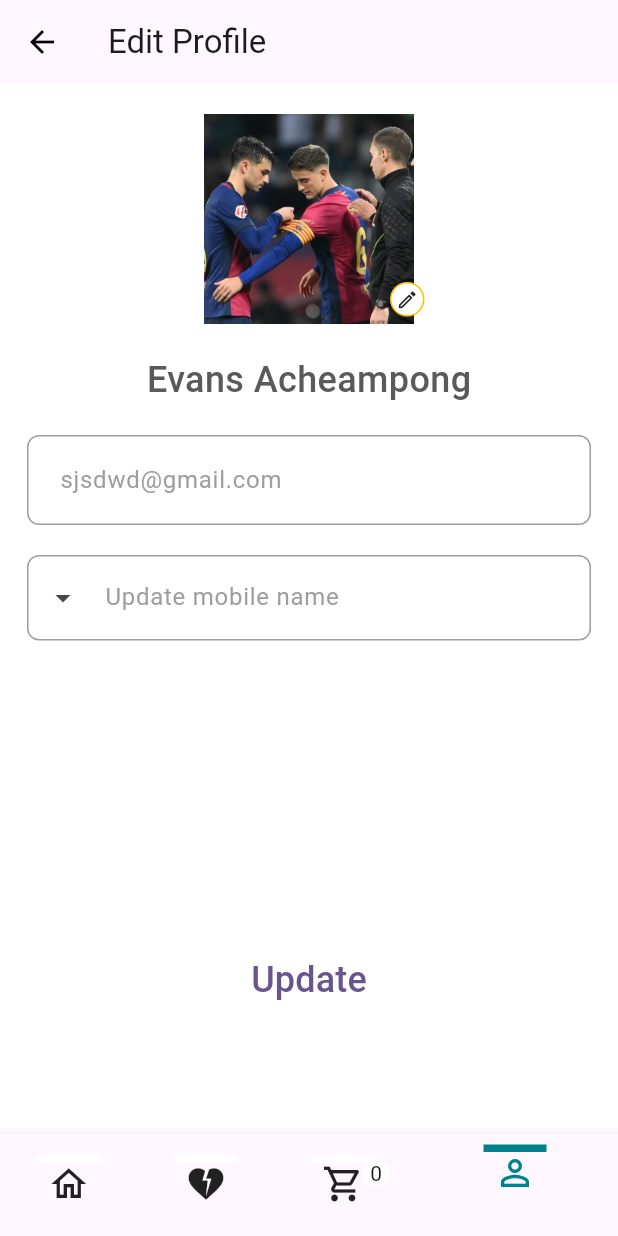
After one commit to samuel2l/MultiVendorPlatform-Mobile-Application, a Flutter app: the BottomNavBar screen opened by its route, item 4 of the bottom bar chosen, after a tap on the "edit" icon, after a tap on "Update", on a phone screen of 412 x 824 dp. The commit adds this screen. Run offline on Flutter 3.47's test engine with Material 3 defaults, Android fonts, the phone set to English and light mode, and no system bars; drawn by our look-alikes of badges; our stand-ins replace carousel_slider, country_picker, dotted_border, flutter_rating_bar, image_picker, shared_preferences; missing offline and left inert: cloudinary_public; accounts and stored records are empty; network calls fail.

Commit message:
add user profiles

```diff
--- a/lib/features/auth/services/auth_service.dart
+++ b/lib/features/auth/services/auth_service.dart
@@ -33,22 +33,40 @@ class AuthService {
           'Content-Type': 'application/json; charset=UTF-8',
         },
       );
+      print("INTIAL SIGN UP RESPONSE");
+      print(response.body);
+      http.Response currentUser = await http.get(
+        Uri.parse('$uri/'),
+        headers: <String, String>{
+          'Authorization': 'Bearer ${jsonDecode(response.body)["token"]}',
+          'Content-Type': 'application/json; charset=UTF-8',
+          'x-auth-token': jsonDecode(response.body)["token"]
+        },
+      );
+      print("FROM GET UCRRENT USER ON SIGN UP current user");
+      print(currentUser.body);
+      var userData = jsonDecode(currentUser.body);
+      // var userData = jsonDecode(currentUser.body);
+
       print("RESPONSE FROM API ${response.body}");
       httpErrorHandle(
           response: response,
           context: context,
           onSuccess: () async {
-            Provider.of<UserProvider>(context, listen: false).setUserFromModel(
-                User(
-                    email: email,
-                    phone: phone,
-                    role: role,
-                    cart: [],
-                    wishlist: [],
-                    orders: [],
-                    token: jsonDecode(response.body)["token"]));
             SharedPreferences prefs = await SharedPreferences.getInstance();
             prefs.setString('x-auth-token', jsonDecode(response.body)["token"]);
+
+            Provider.of<UserProvider>(context, listen: false)
+                .setUserFromModel(User.fromMap({
+              "email": userData["email"],
+              "phone": userData["phone"],
+              "role": userData["role"],
+              "cart": userData["cart"],
+              "wishlist": userData["wishlist"],
+              "orders": userData["cart"],
+              "token": jsonDecode(response.body)["token"],
+              "profile": userData["profile"],
+            }));
 
             Navigator.of(context).pushNamedAndRemoveUntil(
               BottomNavBar.routeName,
@@ -103,16 +121,16 @@ class AuthService {
               "cart": userData["cart"],
               "wishlist": userData["wishlist"],
               "orders": userData["cart"],
-              "token": jsonDecode(response.body)["token"]
+              "token": jsonDecode(response.body)["token"],
+              "profile": userData["profile"],
             }));
-            if (userData["role"]=='Buyer'){
+            if (userData["role"] == 'Buyer') {
               Navigator.pushNamedAndRemoveUntil(
                 context,
                 BottomNavBar.routeName,
                 (route) => false,
               );
-
-            }else{
+            } else {
               Navigator.pushNamedAndRemoveUntil(
                 context,
                 Seller.routeName,
@@ -155,6 +173,9 @@ class AuthService {
           "cart": userData["cart"],
           "wishlist": userData["wishlist"],
           "orders": userData["cart"],
+
+          "profile": userData["profile"],
+
         });
         Provider.of<UserProvider>(context, listen: false)
             .setUserFromModel(user);
--- a/lib/features/common/widgets/bottom_navbar.dart
+++ b/lib/features/common/widgets/bottom_navbar.dart
@@ -2,6 +2,7 @@ import 'package:multivendorplatformmobile/constants.dart';
 import 'package:multivendorplatformmobile/features/orders/screens/orders.dart';
 import 'package:multivendorplatformmobile/features/home/screens/home.dart';
 import 'package:multivendorplatformmobile/features/products/screens/cart.dart';
+import 'package:multivendorplatformmobile/features/profile/screens/profile.dart';
 import 'package:multivendorplatformmobile/features/wishlist/screens/wishlist.dart';
 import 'package:multivendorplatformmobile/providers/user_provider.dart';
 
@@ -23,9 +24,9 @@ class _BottomNavBarState extends State<BottomNavBar> {
 
   List<Widget> pages = [
     const Wishlist(),
-const Orders(),
-
+    const Orders(),
     const Cart(),
+    const Profile()
   ];
 
   void updatePage(int page) {
@@ -76,7 +77,7 @@ const Orders(),
                 ),
               ),
               child: const Icon(
-                Icons.person_outline_outlined,
+                Icons.heart_broken,
               ),
             ),
             label: '',
@@ -103,6 +104,24 @@ const Orders(),
             ),
             label: '',
           ),
+                    BottomNavigationBarItem(
+            icon: Container(
+              width: bottomNavBarWidth,
+              decoration: BoxDecoration(
+                border: Border(
+                  top: BorderSide(
+                    color: _page == 3 ? selectedNavBarColor : backgroundColor,
+                    width: bottomNavBarBorderWidth,
+                  ),
+                ),
+              ),
+              child: const Icon(
+                Icons.person_outline_outlined,
+              ),
+            ),
+            label: '',
+          ),
+
         ],
       ),
     );
--- a/lib/features/common/widgets/splash.dart
+++ b/lib/features/common/widgets/splash.dart
@@ -55,7 +55,7 @@ class _SplashState extends State<Splash> {
           context,MaterialPageRoute(
 
           builder: (context) {
-            return Center(child: Text("You are not a suitable user of this app"));
+            return const Center(child: Text("You are not a suitable user of this app"));
           },
         ),
 
--- a/lib/features/models/user.dart
+++ b/lib/features/models/user.dart
@@ -1,6 +1,7 @@
 // ignore_for_file: public_member_api_docs, sort_constructors_first
 import 'dart:convert';
 import 'package:multivendorplatformmobile/features/models/cart_item.dart';
+import 'package:multivendorplatformmobile/features/models/profile.dart';
 
 class User {
   final String email;
@@ -11,6 +12,7 @@ class User {
   final List<CartItem> cart;
   final List<CartItem> wishlist;
   final List<CartItem> orders;
+  final Profile profile;
   User({
     required this.email,
     required this.phone,
@@ -19,6 +21,7 @@ class User {
     required this.wishlist,
     required this.orders,
     required this.token,
+    required this.profile,
   });
 
   User copyWith({
@@ -30,6 +33,7 @@ class User {
     List<CartItem>? wishlist,
     List<CartItem>? orders,
     String? token,
+    Profile? profile
   }) {
     return User(
       email: email ?? this.email,
@@ -39,6 +43,7 @@ class User {
       wishlist: wishlist ?? this.wishlist,
       orders: orders ?? this.orders,
       token: token ?? this.token,
+      profile: profile?? this.profile
     );
   }
 
@@ -51,6 +56,7 @@ class User {
       'wishlist': wishlist,
       'orders': orders,
       'token': token,
+      'profile':profile.toMap()
     };
   }
 
@@ -69,6 +75,7 @@ class User {
           .map((item) => CartItem.fromMap(item as Map<String, dynamic>))
           .toList(),
       token: map['token'],
+      profile: Profile.fromMap(map['profile'] as Map<String,dynamic>)
     );
   }
 
--- a/lib/features/account/screens/account.dart
+++ b/lib/features/profile/screens/account.dart
@@ -106,7 +106,7 @@
 //   }
 // }
 import 'package:multivendorplatformmobile/constants.dart';
-import 'package:multivendorplatformmobile/features/account/widgets/account_btn.dart';
+import 'package:multivendorplatformmobile/features/profile/widgets/account_btn.dart';
 import 'package:multivendorplatformmobile/features/orders/screens/orders.dart';
 import 'package:multivendorplatformmobile/providers/user_provider.dart';
 import 'package:flutter/material.dart';
--- /dev/null
+++ b/lib/features/profile/screens/profile.dart
@@ -0,0 +1,229 @@
+import 'dart:io';
+
+import 'package:country_picker/country_picker.dart';
+import 'package:flutter/material.dart';
+import 'package:image_picker/image_picker.dart';
+import 'package:multivendorplatformmobile/features/profile/services/profile_service.dart';
+
+class Profile extends StatefulWidget {
+  const Profile({super.key});
+  static const String routeName = '/edit-profile';
+
+  @override
+  State<Profile> createState() => _ProfileState();
+}
+
+class _ProfileState extends State<Profile> {
+  File? selectedImage;
+  ProfileService profileService = ProfileService();
+  @override
+  void initState() {
+    profileService.updateProfile(
+        name: 'untouched name',
+        gender: 'untouched gender',
+        street: 'untouched street',
+        postalCode: 'untouched postalCode',
+        city: 'untouched city',
+        country: 'untouched country',
+        context: context);
+    super.initState();
+  }
+
+  void pickImages() async {
+    final ImagePicker picker = ImagePicker();
+    XFile? pickedFile = await picker.pickImage(source: ImageSource.gallery);
+    if (pickedFile != null) {
+      setState(() {
+        selectedImage = File(pickedFile.path);
+      });
+    }
+  }
+
+  final nameController = TextEditingController();
+  final streetController = TextEditingController();
+  final postalCodeController = TextEditingController();
+  final cityController = TextEditingController();
+  final countryController = TextEditingController();
+  final genderController = TextEditingController();
+
+  String countryFlag = '';
+  String countryCode = '';
+  bool isSelected = true;
+  @override
+  void dispose() {
+    nameController.dispose();
+    super.dispose();
+  }
+
+  void selectCountry() {
+    showCountryPicker(
+      context: context,
+      showPhoneCode:
+          true, // optional. Shows phone code before the country name.
+      onSelect: (Country country) {
+        setState(() {
+          countryFlag = country.flagEmoji;
+          countryCode = country.phoneCode;
+        });
+      },
+    );
+  }
+
+  @override
+  Widget build(BuildContext context) {
+    return Scaffold(
+      appBar: AppBar(
+        title: const Text('Edit Profile'),
+      ),
+      body: Column(
+        mainAxisAlignment: MainAxisAlignment.spaceBetween,
+        children: [
+          Column(
+            children: [
+              const SizedBox(
+                height: 20,
+              ),
+              Stack(
+                children: [
+                  Center(
+                    child: CircleAvatar(
+                      radius: 70,
+                      // ClipOval ensures the image fits the CircleAvatar
+                      child: selectedImage != null
+                          ? ClipOval(
+                              child: Image.file(
+                                selectedImage!,
+                                fit: BoxFit.cover,
+                                width: 140,
+                                height: 140,
+                              ),
+                            )
+                          : Image.asset(
+                              'assets/images/pp.jpeg',
+                              fit: BoxFit.cover,
+                              width: 140,
+                              height: 140,
+                            ),
+                    ),
+                  ),
+                  Positioned(
+                    bottom: 5,
+                    left: 260,
+                    child: GestureDetector(
+                      onTap: pickImages,
+                      child: Container(
+                        padding: const EdgeInsets.all(3),
+                        decoration: BoxDecoration(
+                          color: Colors.white,
+                          shape: BoxShape.circle,
+                          border: Border.all(color: const Color(0XFFFEC400)),
+                        ),
+                        child: const Icon(
+                          Icons.edit_outlined,
+                          size: 15,
+                        ),
+                      ),
+                    ),
+                  ),
+                ],
+              ),
+              const SizedBox(
+                height: 20,
+              ),
+              const Text(
+                'Evans Acheampong',
+                style: TextStyle(
+                    fontSize: 24,
+                    color: Color(0XFF5A5A5A),
+                    fontWeight: FontWeight.w500),
+              ),
+              const SizedBox(
+                height: 10,
+              ),
+              const Padding(
+                padding: EdgeInsets.symmetric(horizontal: 18, vertical: 10),
+                child: TextField(
+                  decoration: InputDecoration(
+                    hintText: 'sjsdwd@gmail.com',
+                    hintStyle: TextStyle(color: Colors.grey),
+                    contentPadding: EdgeInsets.all(18),
+                    border: OutlineInputBorder(
+                      borderRadius: BorderRadius.all(Radius.circular(8)),
+                    ),
+                    enabledBorder: OutlineInputBorder(
+                      borderRadius: BorderRadius.all(Radius.circular(8)),
+                      borderSide: BorderSide(
+                        color: Colors.grey,
+                      ),
+                    ),
+                    focusedBorder: OutlineInputBorder(
+                      borderRadius: BorderRadius.all(Radius.circular(8)),
+                      borderSide: BorderSide(
+                        color: Colors.yellow,
+                      ),
+                    ),
+                  ),
+                ),
+              ),
+              Padding(
+                padding:
+                    const EdgeInsets.symmetric(horizontal: 18, vertical: 10),
+                child: TextField(
+                  keyboardType: TextInputType.name,
+                  decoration: InputDecoration(
+                    hintText: 'Update mobile name',
+                    hintStyle: const TextStyle(color: Colors.grey),
+                    prefixIcon: Padding(
+                      padding: const EdgeInsets.only(left: 12.0, right: 12),
+                      child: Row(
+                        mainAxisSize: MainAxisSize.min,
+                        children: [
+                          Text(
+                            countryFlag,
+                            style: const TextStyle(fontSize: 40),
+                          ),
+                          GestureDetector(
+                            onTap: selectCountry,
+                            child: const Icon(Icons.arrow_drop_down),
+                          ),
+                          Text(
+                            countryCode == '' ? '' : '+$countryCode',
+                            style: const TextStyle(
+                              fontSize: 22,
+                            ),
+                          ),
+                        ],
+                      ),
+                    ),
+                    enabledBorder: OutlineInputBorder(
+                      borderRadius: BorderRadius.all(Radius.circular(8)),
+                      borderSide: BorderSide(
+                        color: Colors.grey,
+                      ),
+                    ),
+                    focusedBorder: OutlineInputBorder(
+                      borderRadius: BorderRadius.all(Radius.circular(8)),
+                      borderSide: BorderSide(
+                        color: Colors.yellow,
+                      ),
+                    ),
+                  ),
+                ),
+              ),
+            ],
+          ),
+          Container(
+            margin: const EdgeInsets.only(bottom: 60),
+            padding: const EdgeInsets.all(18.0),
+            child: TextButton(
+                onPressed: () {},
+                child: const Text(
+                  'Update',
+                  style: TextStyle(fontSize: 24),
+                )),
+          )
+        ],
+      ),
+    );
+  }
+}
--- /dev/null
+++ b/lib/features/profile/services/profile_service.dart
@@ -0,0 +1,69 @@
+// ignore_for_file: use_build_context_synchronously, avoid_print
+
+import 'dart:convert';
+
+import 'package:flutter/material.dart';
+import 'package:http/http.dart' as http;
+import 'package:multivendorplatformmobile/constants.dart';
+import 'package:multivendorplatformmobile/features/common/widgets/bottom_navbar.dart';
+import 'package:multivendorplatformmobile/features/models/profile.dart';
+import 'package:multivendorplatformmobile/features/models/user.dart';
+import 'package:multivendorplatformmobile/providers/user_provider.dart';
+import 'package:multivendorplatformmobile/utils.dart';
+import 'package:provider/provider.dart';
+import 'package:shared_preferences/shared_preferences.dart';
+
+class ProfileService {
+  void updateProfile(
+      {required String name,
+      required String gender,
+      required String street,
+      //   name,gender,street, postalCode, city, country
+      required String postalCode,
+      required String city,
+      required String country,
+      required BuildContext context}) async {
+    User user = Provider.of<UserProvider>(context, listen: false).user;
+    String token = user.token;
+    try {
+      http.Response response = await http.put(
+        Uri.parse('$uri/profile'),
+        body: jsonEncode({
+          "name": name,
+          "gender": gender,
+          "street": street,
+          "postalCode": postalCode,
+          "city": city,
+          "country": country
+        }),
+        headers: <String, String>{
+          'Authorization': 'Bearer $token',
+          'Content-Type': 'application/json; charset=UTF-8',
+        },
+      );
+      print("EDIT PROFILE RESPONSE");
+      print(response.body);
+      httpErrorHandle(
+          response: response,
+          context: context,
+          onSuccess: () async {
+            Profile updatedProfile =
+                Profile.fromJson(jsonEncode(response.body));
+
+            Provider.of<UserProvider>(context, listen: false)
+                .setUserFromModel(user.copyWith(profile: updatedProfile));
+            print("UPDATED USER PROFILEEEEE");
+            print(user.profile);
+
+            Navigator.of(context).pushNamedAndRemoveUntil(
+              BottomNavBar.routeName,
+              (route) => false,
+            );
+            showSnackBar(context, 'Account created!');
+          });
+    } catch (e) {
+      print(e.toString());
+      showSnackBar(context, e.toString());
+    }
+  }
+}
--- a/lib/features/seller/screens/seller.dart
+++ b/lib/features/seller/screens/seller.dart
@@ -1,4 +1,6 @@
 import 'package:multivendorplatformmobile/constants.dart';
+import 'package:multivendorplatformmobile/features/orders/screens/orders.dart';
+import 'package:multivendorplatformmobile/features/products/screens/cart.dart';
 import 'package:multivendorplatformmobile/features/seller/screens/seller_products.dart';
 import 'package:flutter/material.dart';
 
@@ -17,9 +19,8 @@
   List<Widget> pages = [
     const SellerProducts(),
 
-
-    const Center(child: Text('page 2')),
-    const Center(child: Text('page 3')),
+const Orders(),
+    const Cart(),
   ];
 
   void updatePage(int page) {
--- a/lib/providers/user_provider.dart
+++ b/lib/providers/user_provider.dart
@@ -1,3 +1,4 @@
+import 'package:multivendorplatformmobile/features/models/profile.dart';
 import 'package:multivendorplatformmobile/features/models/user.dart';
 import 'package:flutter/material.dart';
 
@@ -9,13 +10,15 @@ class UserProvider extends ChangeNotifier {
       cart: [],
       wishlist: [],
       orders: [],
-      token: '');
+      token: '',
+      profile: Profile(name: '', gender: '', street: '', postalCode: '', city: '', country: '')
+      );
 
   User get user => _user;
 
   void setUserFromModel(User user) {
     _user = user;
-    print("set user now ${_user.email}");
+    print("set user now ${_user.profile.toMap()}");
     notifyListeners();
   }
 }
--- a/lib/router.dart
+++ b/lib/router.dart
@@ -1,4 +1,5 @@
 import 'package:multivendorplatformmobile/features/address/screens/address.dart';
+import 'package:multivendorplatformmobile/features/profile/screens/profile.dart';
 import 'package:multivendorplatformmobile/features/seller/screens/add_product.dart';
 import 'package:multivendorplatformmobile/features/auth/screens/auth.dart';
 import 'package:multivendorplatformmobile/features/common/widgets/bottom_navbar.dart';
@@ -55,6 +56,9 @@ Route<dynamic> generateRoute(RouteSettings routeSettings) {
       case SellerProducts.routeName:
       return MaterialPageRoute(
           builder: (_) => const SellerProducts(), settings: routeSettings);
+case Profile.routeName:
+      return MaterialPageRoute(
+          builder: (_) => const Profile(), settings: routeSettings);
 
     default:
       return MaterialPageRoute(
--- a/pubspec.yaml
+++ b/pubspec.yaml
@@ -45,6 +45,7 @@ dependencies:
   # Use with the CupertinoIcons class for iOS style icons.
   cupertino_icons: ^1.0.8
   intl: ^0.20.1
+  country_picker: ^2.0.27
 
 dev_dependencies:
   flutter_test:
```
Also changed, not shown: assets/images/amazon_in.png (deleted), lib/features/profile/widgets/account_btn.dart (renamed from lib/features/account/widgets/account_btn.dart), lib/features/profile/widgets/product.dart (renamed from lib/features/account/widgets/product.dart), pubspec.lock. Lines whose indentation alone changed are shown as unchanged.
